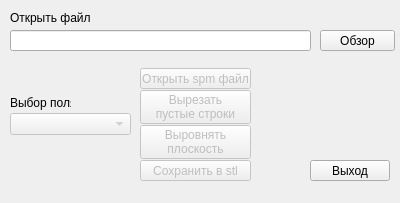
The window that converter.ui (MLavetski/spm2stl) describes before a commit, drawn with Qt 5.
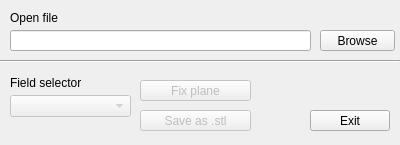
The same window after the commit.

Commit message: Added fully working function for fixing the surfaces, moved functions for opening files and deleting zero strings to automatic start on selecting file and removed respective buttons. Various bugfixes

Patch:
```diff
--- a/converter.ui
+++ b/converter.ui
@@ -7,9 +7,21 @@
     <x>0</x>
     <y>0</y>
     <width>400</width>
-    <height>203</height>
+    <height>145</height>
    </rect>
   </property>
+  <property name="minimumSize">
+   <size>
+    <width>400</width>
+    <height>145</height>
+   </size>
+  </property>
+  <property name="maximumSize">
+   <size>
+    <width>400</width>
+    <height>145</height>
+   </size>
+  </property>
   <property name="windowTitle">
    <string>Spm to stl converter</string>
   </property>
@@ -24,7 +36,7 @@
      </rect>
     </property>
     <property name="text">
-     <string>Обзор</string>
+     <string>Browse</string>
     </property>
    </widget>
    <widget class="QLineEdit" name="lineEditIn">
@@ -47,13 +59,13 @@
     <property name="geometry">
      <rect>
       <x>140</x>
-      <y>160</y>
+      <y>110</y>
       <width>111</width>
       <height>21</height>
      </rect>
     </property>
     <property name="text">
-     <string>Сохранить в stl</string>
+     <string>Save as .stl</string>
     </property>
    </widget>
    <widget class="QLabel" name="label">
@@ -66,7 +78,7 @@
      </rect>
     </property>
     <property name="text">
-     <string>Открыть файл</string>
+     <string>Open file</string>
     </property>
    </widget>
    <widget class="QComboBox" name="fieldselect">
@@ -76,69 +88,36 @@
     <property name="geometry">
      <rect>
       <x>10</x>
-      <y>113</y>
+      <y>95</y>
       <width>121</width>
       <height>22</height>
      </rect>
     </property>
    </widget>
-   <widget class="QPushButton" name="openBut">
-    <property name="enabled">
-     <bool>false</bool>
-    </property>
-    <property name="geometry">
-     <rect>
-      <x>140</x>
-      <y>68</y>
-      <width>111</width>
-      <height>21</height>
-     </rect>
-    </property>
-    <property name="text">
-     <string>Открыть spm файл</string>
-    </property>
-   </widget>
    <widget class="QLabel" name="label_2">
     <property name="geometry">
      <rect>
       <x>10</x>
-      <y>95</y>
-      <width>61</width>
+      <y>75</y>
+      <width>71</width>
       <height>16</height>
      </rect>
     </property>
     <property name="text">
-     <string>Выбор поля</string>
+     <string>Field selector</string>
     </property>
    </widget>
    <widget class="QPushButton" name="exitBut">
     <property name="geometry">
      <rect>
       <x>310</x>
-      <y>160</y>
+      <y>110</y>
       <width>80</width>
       <height>21</height>
      </rect>
     </property>
     <property name="text">
-     <string>Выход</string>
-    </property>
-   </widget>
-   <widget class="QPushButton" name="delZerosBut">
-    <property name="enabled">
-     <bool>false</bool>
-    </property>
-    <property name="geometry">
-     <rect>
-      <x>140</x>
-      <y>90</y>
-      <width>111</width>
-      <height>34</height>
-     </rect>
-    </property>
-    <property name="text">
-     <string>Вырезать
-пустые строки</string>
+     <string>Exit</string>
     </property>
    </widget>
    <widget class="QPushButton" name="fixSurfBut">
@@ -148,14 +127,26 @@
     <property name="geometry">
      <rect>
       <x>140</x>
-      <y>125</y>
+      <y>80</y>
       <width>111</width>
-      <height>34</height>
+      <height>21</height>
      </rect>
     </property>
     <property name="text">
-     <string>Выровнять
-плоскость</string>
+     <string>Fix plane</string>
+    </property>
+   </widget>
+   <widget class="Line" name="line">
+    <property name="geometry">
+     <rect>
+      <x>0</x>
+      <y>60</y>
+      <width>400</width>
+      <height>3</height>
+     </rect>
+    </property>
+    <property name="orientation">
+     <enum>Qt::Horizontal</enum>
     </property>
    </widget>
   </widget>
```
The commit also changes 3 other files.
